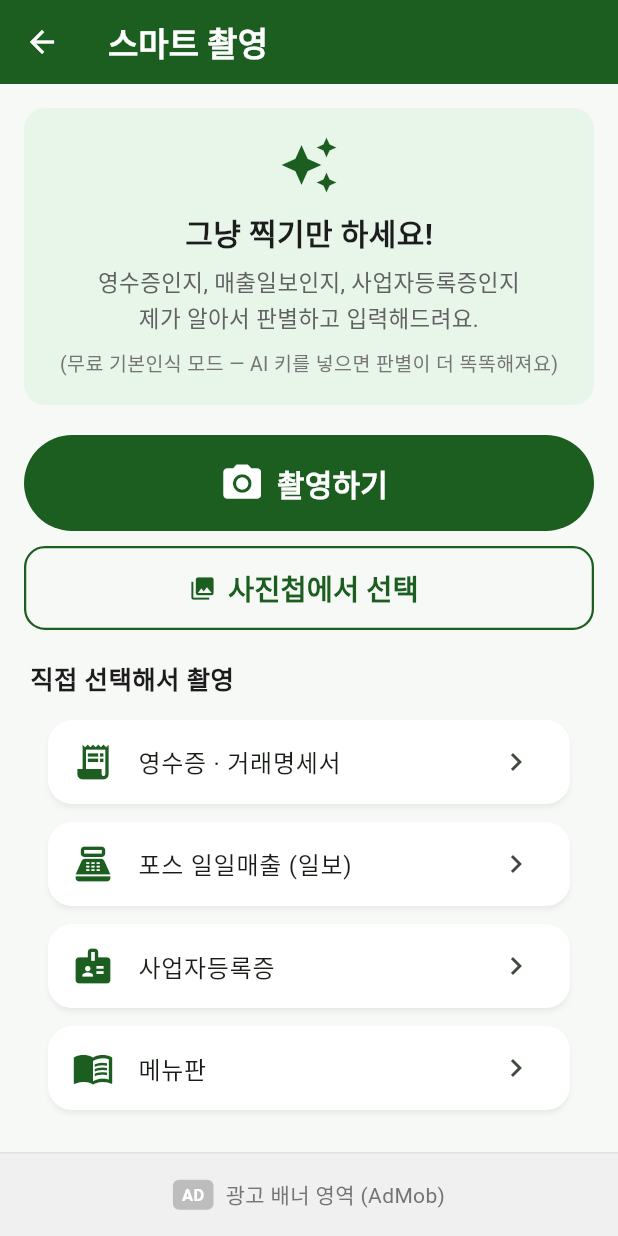
After one commit to haechon-electronics/baljumania, a Flutter app: the SmartScanScreen screen opened directly, after a tap on "촬영하기", on a phone screen of 412 x 824 dp. The commit adds this screen. Run offline on Flutter 3.47's test engine with Material 3 defaults, Android fonts, the phone set to English and light mode, and no system bars; our stand-ins replace flutter_local_notifications, hive_flutter, image_picker, share_plus, timezone; missing offline and left inert: google_mlkit_text_recognition; accounts and stored records are empty.

Commit message:
스마트 촬영 인식: 자동 문서판별(Gemini auto+키워드 분류) + SmartScanScreen + 홈 촬영버튼 + 더보기 연결

```diff
--- a/lib/scan_service.dart
+++ b/lib/scan_service.dart
@@ -117,6 +117,22 @@ class ScanService {
 
   String _promptFor(String task) {
     switch (task) {
+      case 'auto':
+        return '이 사진이 어떤 문서인지 판별하고 내용을 추출하세요. 다음 JSON 형식으로만 답하세요:\n'
+            '{"docType": "receipt|salesReport|bizCert|menu|unknown", "data": {...}}\n\n'
+            'docType 판별 기준:\n'
+            '- receipt: 마트/거래처 영수증, 거래명세서, 구매 내역\n'
+            '- salesReport: 음식점 포스(POS) 매출 리포트, 일일매출/영업일보, 메뉴별 판매수량\n'
+            '- bizCert: 사업자등록증\n'
+            '- menu: 음식점 메뉴판\n'
+            '- unknown: 위 어느 것도 아님\n\n'
+            'data 형식 (docType별):\n'
+            '- receipt: {"store": "매장명", "date": "YYYY-MM-DD", "items": [{"name": "품목", "qty": 숫자, "unit": "단위", "price": 단가숫자}], "total": 총액숫자}\n'
+            '- salesReport: {"date": "YYYY-MM-DD", "menus": [{"name": "메뉴명", "qty": 수량숫자, "amount": 금액숫자}], "total": 총매출숫자}\n'
+            '- bizCert: {"bizNumber": "000-00-00000", "storeName": "상호", "ownerName": "대표자", "address": "주소"}\n'
+            '- menu: {"menus": [{"name": "메뉴명", "price": 가격숫자}]}\n'
+            '- unknown: {}\n'
+            '합계/부가세/카드승인 줄은 items/menus에서 제외. 불명확한 값은 빈문자열 또는 0.';
       case 'receipt':
         return '이 사진은 한국 영수증 또는 거래명세서입니다. 다음 JSON 형식으로만 답하세요:\n'
             '{"store": "매장/거래처명", "date": "YYYY-MM-DD (없으면 빈문자열)", '
--- a/lib/screens/more_screen.dart
+++ b/lib/screens/more_screen.dart
@@ -8,7 +8,7 @@ import 'consult_screen.dart';
 import 'menu_screen.dart';
 import 'purchase_screen.dart';
 import 'sales_screen.dart';
-import 'scan_screen.dart';
+import 'smart_scan_screen.dart';
 import 'staff_screen.dart';
 import 'store_wallet_screen.dart';
 import 'tax_export_screen.dart';
@@ -58,16 +58,16 @@ class MoreScreen extends StatelessWidget {
                   const EdgeInsets.symmetric(horizontal: 16, vertical: 10),
               leading: const Icon(Icons.photo_camera_rounded,
                   color: Colors.white, size: 32),
-              title: const Text('사진 촬영 인식',
+              title: const Text('스마트 촬영 인식',
                   style: TextStyle(
                       fontSize: 18,
                       fontWeight: FontWeight.bold,
                       color: Colors.white)),
-              subtitle: const Text('영수증 · 포스일보 · 사업자등록증 · 메뉴판 자동입력',
+              subtitle: const Text('찍기만 하면 영수증·매출일보 자동 판별!',
                   style: TextStyle(fontSize: 14, color: Colors.white70)),
               trailing: const Icon(Icons.chevron_right,
                   color: Colors.white, size: 28),
-              onTap: () => _go(context, const ScanHubScreen()),
+              onTap: () => _go(context, const SmartScanScreen()),
             ),
           ),
           const SizedBox(height: 12),
--- /dev/null
+++ b/lib/screens/smart_scan_screen.dart
@@ -0,0 +1,315 @@
+import 'dart:convert';
+
+import 'package:flutter/material.dart';
+import 'package:provider/provider.dart';
+
+import '../app_state.dart';
+import '../scan_parsers.dart';
+import '../scan_service.dart';
+import '../theme.dart';
+import '../widgets/ad_banner.dart';
+import 'scan_screen.dart';
+
+/// 스마트 스캔: 찍기만 하면 문서 종류를 자동 판별해서 맞는 기능으로 연결
+class SmartScanScreen extends StatefulWidget {
+  const SmartScanScreen({super.key});
+
+  @override
+  State<SmartScanScreen> createState() => _SmartScanScreenState();
+}
+
+class _SmartScanScreenState extends State<SmartScanScreen> {
+  bool _scanning = false;
+  String? _lastFail;
+
+  Future<void> _scan({required bool fromCamera}) async {
+    final svc = ScanService.instance;
+    final img = await svc.pickImage(fromCamera: fromCamera);
+    if (img == null) return;
+
+    setState(() {
+      _scanning = true;
+      _lastFail = null;
+    });
+
+    try {
+      String docType = 'unknown';
+      Map<String, dynamic>? geminiData;
+      String ocr = '';
+      String? imageB64;
+
+      // 1차: Gemini 통합 판별 (키 있으면 판별+추출 한 번에)
+      final auto = await svc.analyzeWithGemini(img, 'auto');
+      if (auto != null) {
+        docType = auto['docType'] as String? ?? 'unknown';
+        final data = auto['data'];
+        if (data is Map) {
+          geminiData = Map<String, dynamic>.from(data);
+        }
+      } else {
+        // 2차: ML Kit 무료 OCR + 키워드 판별
+        ocr = await svc.recognizeText(img);
+        if (ocr.trim().isEmpty) {
+          setState(() {
+            _scanning = false;
+            _lastFail = '글자를 인식하지 못했어요.\n'
+                '문서가 화면에 꽉 차게, 밝은 곳에서 다시 찍어주세요.\n'
+                '(웹 미리보기에서는 AI 정밀인식 키가 있어야 동작해요)';
+          });
+          return;
+        }
+        docType = classifyDocument(ocr);
+      }
+
+      if (docType == 'bizCert') {
+        final bytes = await img.readAsBytes();
+        imageB64 = base64Encode(bytes);
+      }
+
+      if (!mounted) return;
+      setState(() => _scanning = false);
+
+      switch (docType) {
+        case 'receipt':
+          _confirmAndGo(
+            '영수증 · 구매내역',
+            Icons.receipt_long,
+            '구매기록 + 재고에 반영할게요',
+            ReceiptScanScreen(
+                preloadedOcr: ocr.isEmpty ? null : ocr,
+                preloadedGemini: geminiData),
+          );
+          break;
+        case 'salesReport':
+          _confirmAndGo(
+            '포스 매출일보',
+            Icons.point_of_sale,
+            '메뉴별 판매로 입력하고 재고를 차감할게요',
+            SalesReportScanScreen(
+                preloadedOcr: ocr.isEmpty ? null : ocr,
+                preloadedGemini: geminiData),
+          );
+          break;
+        case 'bizCert':
+          _confirmAndGo(
+            '사업자등록증',
+            Icons.badge,
+            '서류지갑에 정보와 사진을 저장할게요',
+            BizCertScanScreen(
+                preloadedOcr: ocr.isEmpty ? null : ocr,
+                preloadedGemini: geminiData,
+                preloadedImageB64: imageB64),
+          );
+          break;
+        case 'menu':
+          _confirmAndGo(
+            '메뉴판',
+            Icons.menu_book,
+            '메뉴와 가격을 자동 등록할게요',
+            MenuBoardScanScreen(
+                preloadedOcr: ocr.isEmpty ? null : ocr,
+                preloadedGemini: geminiData),
+          );
+          break;
+        default:
+          setState(() {
+            _lastFail = '어떤 문서인지 판별하지 못했어요. 🙏\n'
+                '아래에서 문서 종류를 직접 선택해 주세요.';
+          });
+      }
+    } catch (e) {
+      if (mounted) {
+        setState(() {
+          _scanning = false;
+          _lastFail = '인식 중 문제가 생겼어요. 다시 시도해 주세요.';
+        });
+      }
+    }
+  }
+
+  void _confirmAndGo(
+      String typeName, IconData icon, String action, Widget screen) {
+    showModalBottomSheet(
+      context: context,
+      builder: (ctx) => SafeArea(
+        child: Padding(
+          padding: const EdgeInsets.all(20),
+          child: Column(
+            mainAxisSize: MainAxisSize.min,
+            crossAxisAlignment: CrossAxisAlignment.stretch,
+            children: [
+              Row(
+                children: [
+                  CircleAvatar(
+                    radius: 26,
+                    backgroundColor: AppColors.primarySoft,
+                    child: Icon(icon, color: AppColors.primary, size: 28),
+                  ),
+                  const SizedBox(width: 14),
+                  Expanded(
+                    child: Column(
+                      crossAxisAlignment: CrossAxisAlignment.start,
+                      children: [
+                        Text('이 사진은 [$typeName] 같아요!',
+                            style: const TextStyle(
+                                fontSize: 18,
+                                fontWeight: FontWeight.bold)),
+                        const SizedBox(height: 4),
+                        Text(action,
+                            style: const TextStyle(
+                                fontSize: 14, color: Colors.grey)),
+                      ],
+                    ),
+                  ),
+                ],
+              ),
+              const SizedBox(height: 18),
+              FilledButton.icon(
+                icon: const Icon(Icons.check),
+                label: const Text('맞아요, 계속하기'),
+                onPressed: () {
+                  Navigator.pop(ctx);
+                  Navigator.push(context,
+                      MaterialPageRoute(builder: (_) => screen));
+                },
+              ),
+              const SizedBox(height: 8),
+              OutlinedButton(
+                onPressed: () {
+                  Navigator.pop(ctx);
+                  setState(() =>
+                      _lastFail = '아래에서 문서 종류를 직접 선택해 주세요.');
+                },
+                child: const Text('아니에요, 직접 선택할게요'),
+              ),
+            ],
+          ),
+        ),
+      ),
+    );
+  }
+
+  @override
+  Widget build(BuildContext context) {
+    final ai = context.select<AppState, bool>(
+        (a) => a.geminiApiKey.isNotEmpty);
+
+    return Scaffold(
+      backgroundColor: AppColors.background,
+      appBar: AppBar(title: const Text('스마트 촬영')),
+      body: ListView(
+        padding: const EdgeInsets.all(16),
+        children: [
+          Container(
+            padding: const EdgeInsets.all(18),
+            decoration: BoxDecoration(
+              color: AppColors.primarySoft,
+              borderRadius: BorderRadius.circular(14),
+            ),
+            child: Column(
+              children: [
+                const Icon(Icons.auto_awesome,
+                    size: 40, color: AppColors.primary),
+                const SizedBox(height: 10),
+                const Text(
+                  '그냥 찍기만 하세요!',
+                  style: TextStyle(
+                      fontSize: 20, fontWeight: FontWeight.bold),
+                ),
+                const SizedBox(height: 6),
+                Text(
+                  '영수증인지, 매출일보인지, 사업자등록증인지\n제가 알아서 판별하고 입력해드려요.',
+                  textAlign: TextAlign.center,
+                  style: TextStyle(
+                      fontSize: 15,
+                      height: 1.5,
+                      color: Colors.grey.shade700),
+                ),
+                if (!ai) ...[
+                  const SizedBox(height: 8),
+                  Text(
+                    '(무료 기본인식 모드 — AI 키를 넣으면 판별이 더 똑똑해져요)',
+                    style: TextStyle(
+                        fontSize: 13, color: Colors.grey.shade600),
+                  ),
+                ],
+              ],
+            ),
+          ),
+          const SizedBox(height: 20),
+          if (_scanning)
+            const Center(
+              child: Padding(
+                padding: EdgeInsets.all(24),
+                child: Column(
+                  children: [
+                    CircularProgressIndicator(),
+                    SizedBox(height: 12),
+                    Text('문서를 분석하는 중...',
+                        style: TextStyle(fontSize: 16)),
+                  ],
+                ),
+              ),
+            )
+          else ...[
+            SizedBox(
+              height: 64,
+              child: FilledButton.icon(
+                onPressed: () => _scan(fromCamera: true),
+                icon: const Icon(Icons.photo_camera, size: 30),
+                label: const Text('촬영하기',
+                    style: TextStyle(
+                        fontSize: 20, fontWeight: FontWeight.bold)),
+              ),
+            ),
+            const SizedBox(height: 10),
+            OutlinedButton.icon(
+              onPressed: () => _scan(fromCamera: false),
+              icon: const Icon(Icons.photo_library),
+              label: const Text('사진첩에서 선택'),
+            ),
+          ],
+          if (_lastFail != null) ...[
+            const SizedBox(height: 16),
+            Card(
+              color: const Color(0xFFFFF3E0),
+              child: Padding(
+                padding: const EdgeInsets.all(14),
+                child: Text(_lastFail!,
+                    style: const TextStyle(fontSize: 15, height: 1.5)),
+              ),
+            ),
+          ],
+          const SizedBox(height: 20),
+          const Padding(
+            padding: EdgeInsets.only(left: 4, bottom: 8),
+            child: Text('직접 선택해서 촬영',
+                style:
+                    TextStyle(fontSize: 17, fontWeight: FontWeight.bold)),
+          ),
+          _manualTile(Icons.receipt_long, '영수증 · 거래명세서',
+              const ReceiptScanScreen()),
+          _manualTile(Icons.point_of_sale, '포스 일일매출 (일보)',
+              const SalesReportScanScreen()),
+          _manualTile(
+              Icons.badge, '사업자등록증', const BizCertScanScreen()),
+          _manualTile(
+              Icons.menu_book, '메뉴판', const MenuBoardScanScreen()),
+        ],
+      ),
+      bottomNavigationBar: const SafeArea(child: AdBanner()),
+    );
+  }
+
+  Widget _manualTile(IconData icon, String title, Widget screen) {
+    return Card(
+      child: ListTile(
+        leading: Icon(icon, color: AppColors.primary, size: 28),
+        title: Text(title, style: const TextStyle(fontSize: 16)),
+        trailing: const Icon(Icons.chevron_right),
+        onTap: () => Navigator.push(
+            context, MaterialPageRoute(builder: (_) => screen)),
+      ),
+    );
+  }
+}
```
Also changed, not shown: lib/scan_parsers.dart (+66 -0 lines), lib/screens/home_screen.dart (+30 -0 lines), lib/screens/scan_screen.dart (+73 -7 lines).
